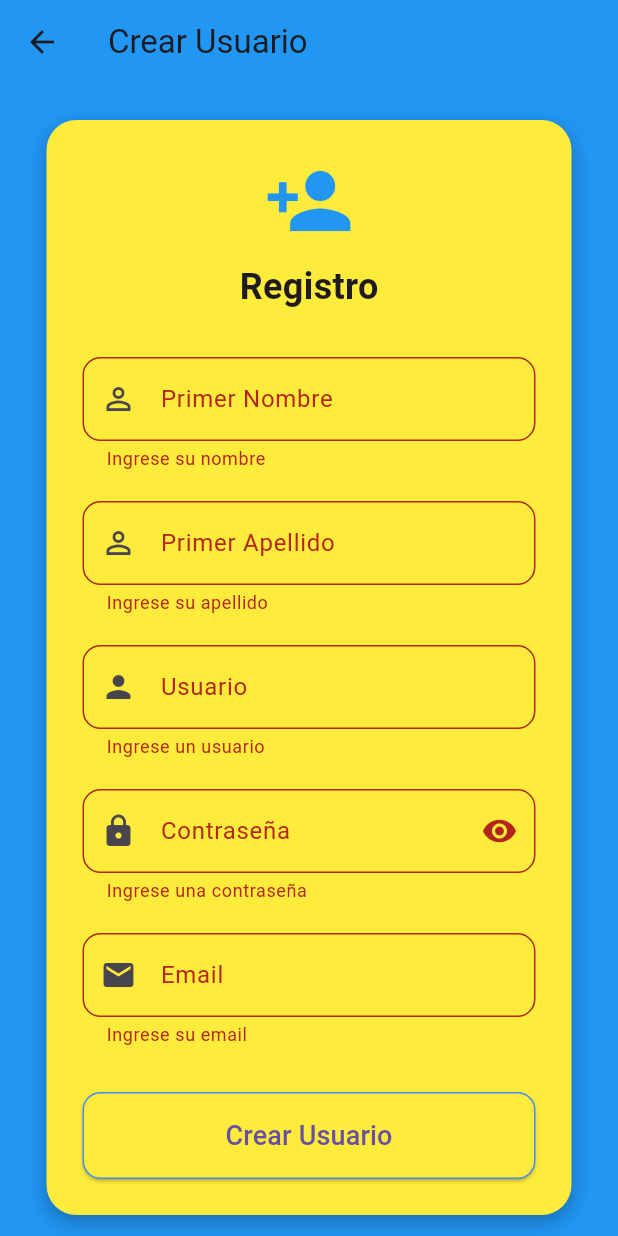
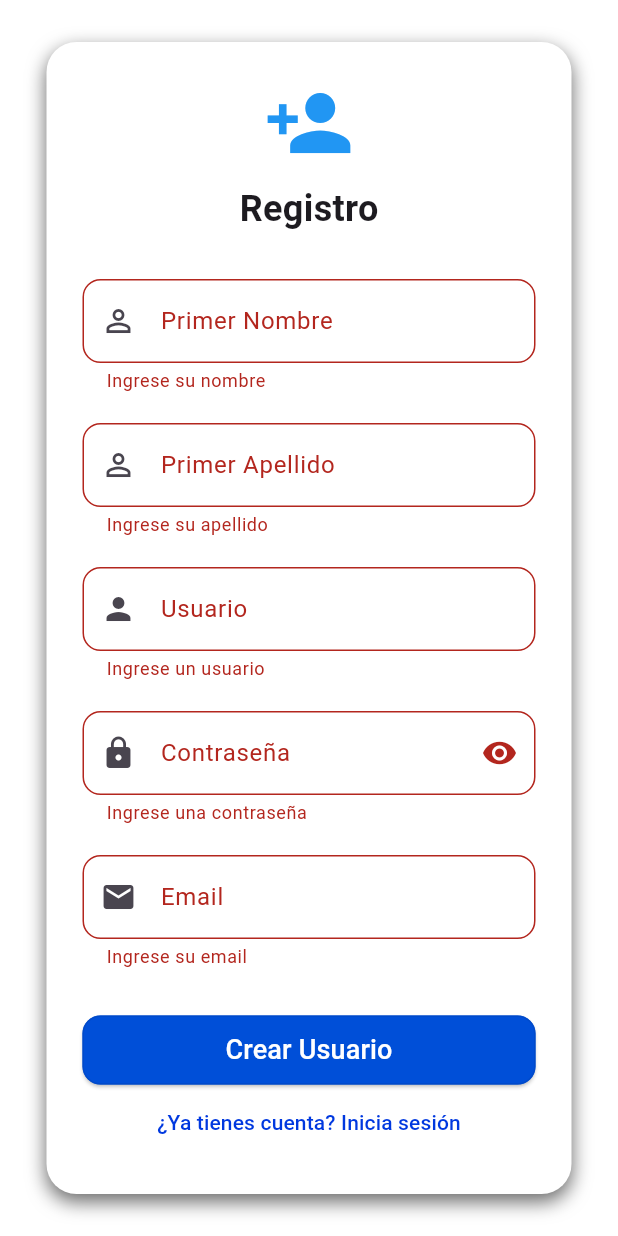
Before and after one commit to Deiby-Cayapa/TrabajoLundingold, a Flutter app: the CreateUserPage screen opened directly, after a tap on "Crear Usuario", on a phone screen of 412 x 824 dp. Run offline on Flutter 3.47's test engine with Material 3 defaults, Android fonts, the phone set to English and light mode, and no system bars.

Commit message:
add/Fluttet_Backend

```diff
--- a/registros/lib/usuario/usuario.dart
+++ b/registros/lib/usuario/usuario.dart
@@ -1,4 +1,7 @@
 import 'package:flutter/material.dart';
+import 'package:flutter_application_1/main.dart';
+import 'package:flutter_application_1/service/auth.service.dart'; // Asegúrate de importar correctamente
+import 'dart:convert';
 
 class CreateUserPage extends StatefulWidget {
   const CreateUserPage({super.key});
@@ -20,22 +23,22 @@ class _CreateUserPageState extends State<CreateUserPage> {
   @override
   Widget build(BuildContext context) {
     return Scaffold(
-      appBar: AppBar(
-        title: const Text('Crear Usuario'),
-        backgroundColor: Colors.blue,
-      ),
-      backgroundColor: Colors.blue,
+      // appBar: AppBar(
+      //   title: const Text('Crear Usuario'),
+      //   backgroundColor: const Color.fromARGB(255, 255, 255, 255),
+      // ),
+      backgroundColor: const Color.fromARGB(255, 255, 255, 255),
       body: Center(
         child: SingleChildScrollView(
           padding: const EdgeInsets.all(24),
           child: Container(
             padding: const EdgeInsets.all(24),
             decoration: BoxDecoration(
-              color: Colors.yellow,
+              color: const Color.fromARGB(255, 255, 255, 255),
               borderRadius: BorderRadius.circular(20),
               boxShadow: const [
                 BoxShadow(
-                  color: Colors.black26,
+                  color: Color.fromARGB(148, 0, 0, 0),
                   blurRadius: 10,
                   offset: Offset(0, 5),
                 ),
@@ -157,27 +160,39 @@ class _CreateUserPageState extends State<CreateUserPage> {
                                     false) {
                                   setState(() => _isLoading = true);
                                   try {
-                                    // Simulamos un proceso de registro
-                                    await Future.delayed(
-                                      const Duration(seconds: 2),
+                                    final response = await AuthService.register(
+                                      _userController.text,
+                                      _emailController.text,
+                                      _passController.text,
+                                      firstName: _firstNameController.text,
+                                      lastName: _lastNameController.text,
                                     );
 
-                                    // Aquí iría tu lógica real de registro:
-                                    // await AuthService.registrarUsuario(
-                                    //   _firstNameController.text,
-                                    //   _lastNameController.text,
-                                    //   _userController.text,
-                                    //   _passController.text,
-                                    //   _emailController.text,
-                                    // );
-
-                                    // Limpiar el formulario después del registro
-                                    _formKey.currentState?.reset();
-                                    _firstNameController.clear();
-                                    _lastNameController.clear();
-                                    _userController.clear();
-                                    _passController.clear();
-                                    _emailController.clear();
+                                    if (response.statusCode == 201 ||
+                                        response.statusCode == 200) {
+                                      ScaffoldMessenger.of(
+                                        context,
+                                      ).showSnackBar(
+                                        const SnackBar(
+                                          content: Text(
+                                            'Usuario creado exitosamente',
+                                          ),
+                                        ),
+                                      );
+                                      Navigator.pop(context); // Vuelve al login
+                                    } else {
+                                      final data = jsonDecode(response.body);
+                                      ScaffoldMessenger.of(
+                                        context,
+                                      ).showSnackBar(
+                                        SnackBar(
+                                          content: Text(
+                                            data['detail'] ??
+                                                'Error al registrar usuario',
+                                          ),
+                                        ),
+                                      );
+                                    }
                                   } catch (e) {
                                     ScaffoldMessenger.of(context).showSnackBar(
                                       SnackBar(content: Text('Error: $e')),
@@ -188,23 +203,47 @@ class _CreateUserPageState extends State<CreateUserPage> {
                                 }
                               },
                       style: ElevatedButton.styleFrom(
-                        backgroundColor: Colors.yellow,
-                        padding: const EdgeInsets.symmetric(vertical: 16),
-                        side: const BorderSide(color: Colors.blueAccent),
+                        backgroundColor: const Color.fromARGB(255, 0, 79, 216),
+                        padding: const EdgeInsets.symmetric(vertical: 10),
+                        side: const BorderSide(
+                          color: Color.fromARGB(255, 0, 74, 203),
+                        ),
                         shape: RoundedRectangleBorder(
                           borderRadius: BorderRadius.circular(12),
                         ),
-                        disabledBackgroundColor: Colors.green,
+                        disabledBackgroundColor: const Color.fromARGB(
+                          255,
+                          135,
+                          160,
+                          235,
+                        ),
                       ),
                       child:
                           _isLoading
                               ? const CircularProgressIndicator(
-                                color: Colors.yellow,
+                                color: Color.fromARGB(255, 59, 108, 255),
                               )
                               : const Text(
                                 'Crear Usuario',
-                                style: TextStyle(fontSize: 18),
+                                style: TextStyle(
+                                  fontSize: 18,
+                                  color: Colors.white,
+                                ),
                               ),
+                    ),
+                  ),
+                  TextButton(
+                    onPressed: () {
+                      Navigator.pushReplacement(
+                        context,
+                        MaterialPageRoute(
+                          builder: (context) => const LoginPage(),
+                        ),
+                      );
+                    },
+                    child: Text('¿Ya tienes cuenta? Inicia sesión'),
+                    style: TextButton.styleFrom(
+                      foregroundColor: const Color.fromARGB(255, 0, 56, 223),
                     ),
                   ),
                 ],
--- a/registros/pubspec.yaml
+++ b/registros/pubspec.yaml
@@ -30,6 +30,7 @@ environment:
 dependencies:
   flutter:
     sdk: flutter
+  http: ^0.13.6
 
   # The following adds the Cupertino Icons font to your application.
   # Use with the CupertinoIcons class for iOS style icons.
```
Also changed, not shown: registros/lib/main.dart (+55 -20 lines), registros/lib/service/auth.service.dart (added, +47 -0 lines), registros/lib/usuario/newuser.dart (deleted, +0 -37 lines), registros/pubspec.lock, 1 other file.
